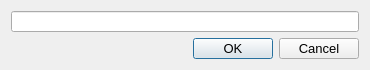
This is so2sdr/notedialog.ui in n4ogw/so2sdr as Qt 5 draws it before an edit. The edited form follows.
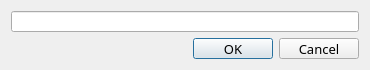
This is the edited form.

```diff
--- a/so2sdr/notedialog.ui
+++ b/so2sdr/notedialog.ui
@@ -11,7 +11,7 @@
    </rect>
   </property>
   <property name="sizePolicy">
-   <sizepolicy hsizetype="MinimumExpanding" vsizetype="Fixed">
+   <sizepolicy hsizetype="MinimumExpanding" vsizetype="MinimumExpanding">
     <horstretch>0</horstretch>
     <verstretch>0</verstretch>
    </sizepolicy>
@@ -25,12 +25,13 @@
   <property name="maximumSize">
    <size>
     <width>400</width>
-    <height>70</height>
+    <height>140</height>
    </size>
   </property>
   <property name="font">
    <font>
-    <pointsize>12</pointsize>
+    <family>Sans</family>
+    <pointsize>10</pointsize>
    </font>
   </property>
   <property name="windowTitle">
@@ -48,6 +49,12 @@
    </item>
    <item>
     <widget class="QDialogButtonBox" name="NoteButtonBox">
+     <property name="sizePolicy">
+      <sizepolicy hsizetype="MinimumExpanding" vsizetype="MinimumExpanding">
+       <horstretch>0</horstretch>
+       <verstretch>0</verstretch>
+      </sizepolicy>
+     </property>
      <property name="font">
       <font>
        <pointsize>10</pointsize>
```
